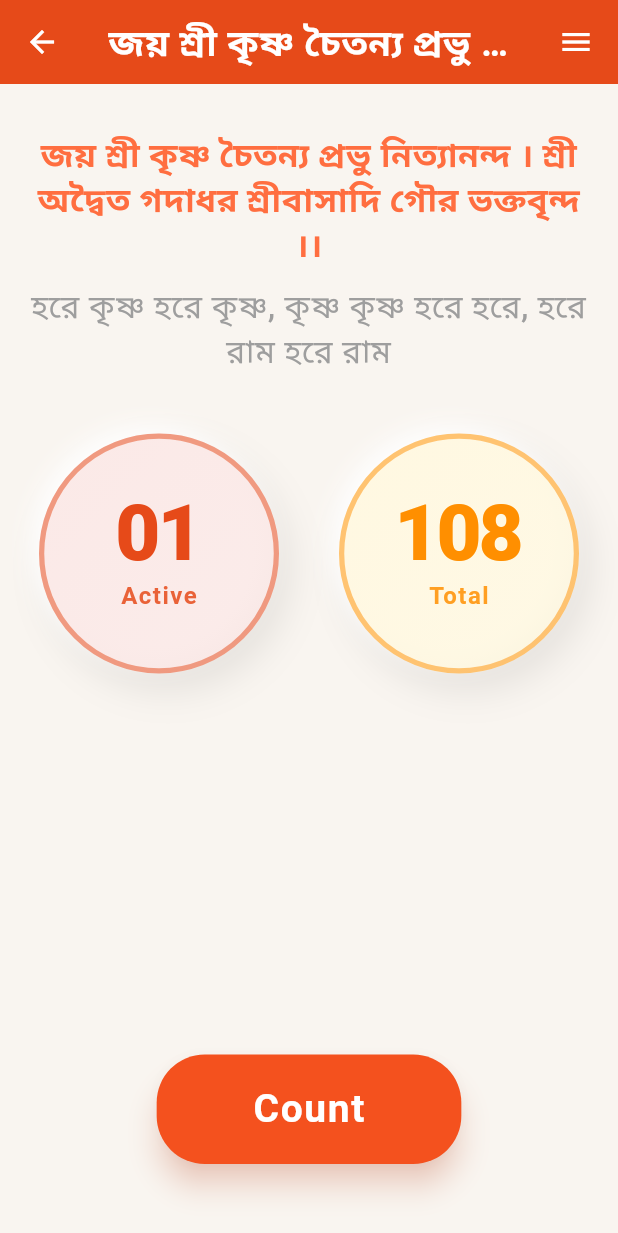
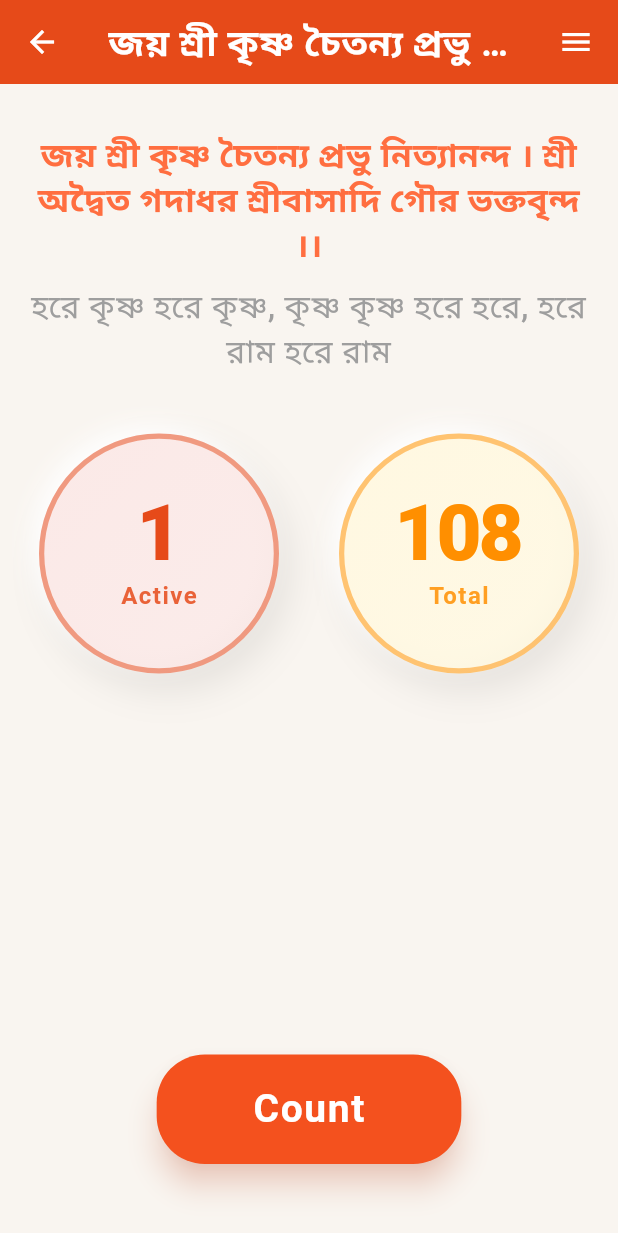
Before and after one commit to Niponpal/JopMala, a Flutter app: the screen it shows after launch, after a tap on "Count", on a phone screen of 412 x 824 dp. Shown: the top 1233 px of the screen. Run offline on Flutter 3.47's test engine with Material 3 defaults, Android fonts, the phone set to English and light mode, and no system bars.

Commit message:
Fix Active Count 🚀🚀🚑

```diff
--- a/lib/View/HOmescreenView.dart
+++ b/lib/View/HOmescreenView.dart
@@ -1,3 +1,4 @@
+
 import 'package:flutter/material.dart';
 
 class HOmescreenView extends StatefulWidget {
@@ -5,13 +6,17 @@ class HOmescreenView extends StatefulWidget {
 
   @override
   State<HOmescreenView> createState() => _HOmescreenViewState();
+
 }
 
 class _HOmescreenViewState extends State<HOmescreenView> {
+  var increment =0;
+
+
   @override
   Widget build(BuildContext context) {
     return Scaffold(
-      backgroundColor: const Color(0xFFF9F5F0), // warm off-white / light sandalwood
+      backgroundColor: const Color(0xFFF9F5F0),
       appBar: AppBar(
         backgroundColor: Colors.deepOrange.shade700,
         elevation: 0,
@@ -39,7 +44,7 @@ class _HOmescreenViewState extends State<HOmescreenView> {
           children: [
             const SizedBox(height: 16),
 
-            // Mantra - more elegant font & spacing
+
             const Text(
               "জয় শ্রী কৃষ্ণ চৈতন্য প্রভু নিত্যানন্দ । শ্রী অদ্বৈত গদাধর শ্রীবাসাদি গৌর ভক্তবৃন্দ ।।",
               textAlign: TextAlign.center,
@@ -67,19 +72,19 @@ class _HOmescreenViewState extends State<HOmescreenView> {
 
             const SizedBox(height: 40),
 
-            // Stats – cleaner neumorphic cards, better proportion
+
             Row(
               mainAxisAlignment: MainAxisAlignment.center,
               children: [
                 // Active (left)
                 _buildStatCard(
-                  number: '01',
+                  number: '${increment.toString()}',
                   label: 'Active',
                   baseColor: Colors.deepOrange.shade50,
                   accentColor: Colors.deepOrange.shade700,
                 ),
                 const SizedBox(width: 40),
-                // Total (right)
+
                 _buildStatCard(
                   number: '108',
                   label: 'Total',
@@ -91,12 +96,15 @@ class _HOmescreenViewState extends State<HOmescreenView> {
 
             const Spacer(),
 
-            // Modern elevated button with gradient
+
             Padding(
               padding: const EdgeInsets.only(bottom: 32.0),
               child: ElevatedButton(
                 onPressed: () {
-                  // Add your counter logic here later
+                  setState(() {
+                    increment ++;
+
+                  });
                 },
                 style: ElevatedButton.styleFrom(
                   padding: const EdgeInsets.symmetric(
@@ -148,14 +156,12 @@ class _HOmescreenViewState extends State<HOmescreenView> {
           width: 3.5,
         ),
         boxShadow: [
-          // outer soft shadow
           BoxShadow(
             color: Colors.black.withOpacity(0.08),
             blurRadius: 20,
             offset: const Offset(6, 10),
             spreadRadius: 2,
           ),
-          // inner highlight
           BoxShadow(
             color: Colors.white.withOpacity(0.9),
             blurRadius: 12,
```
